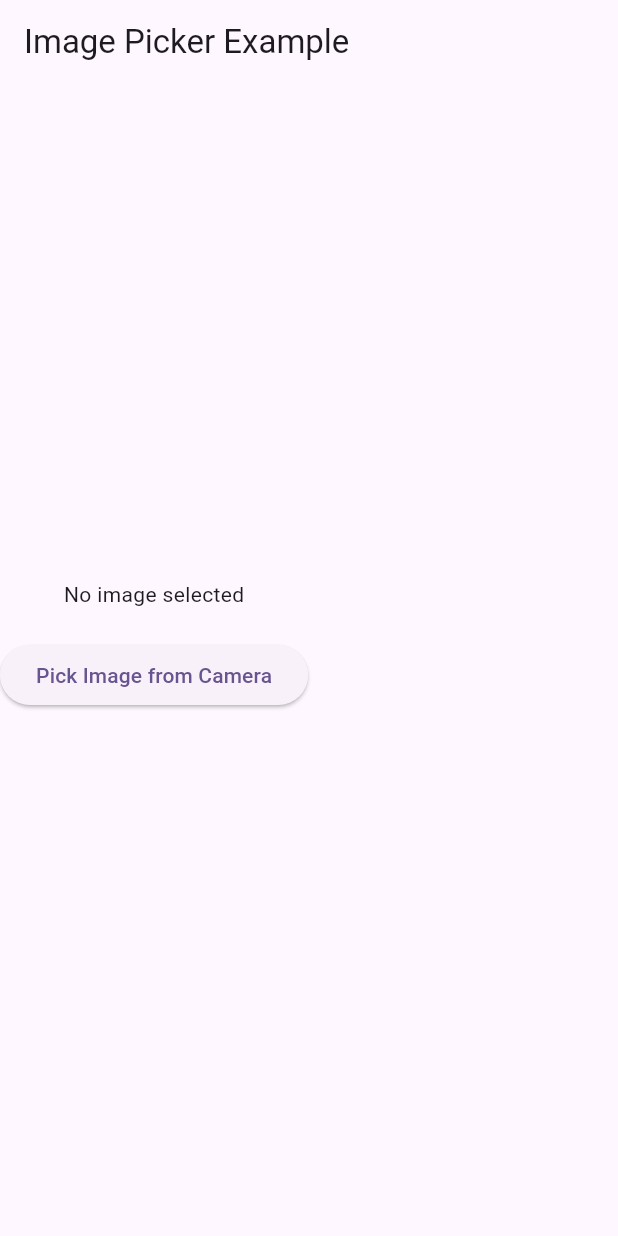
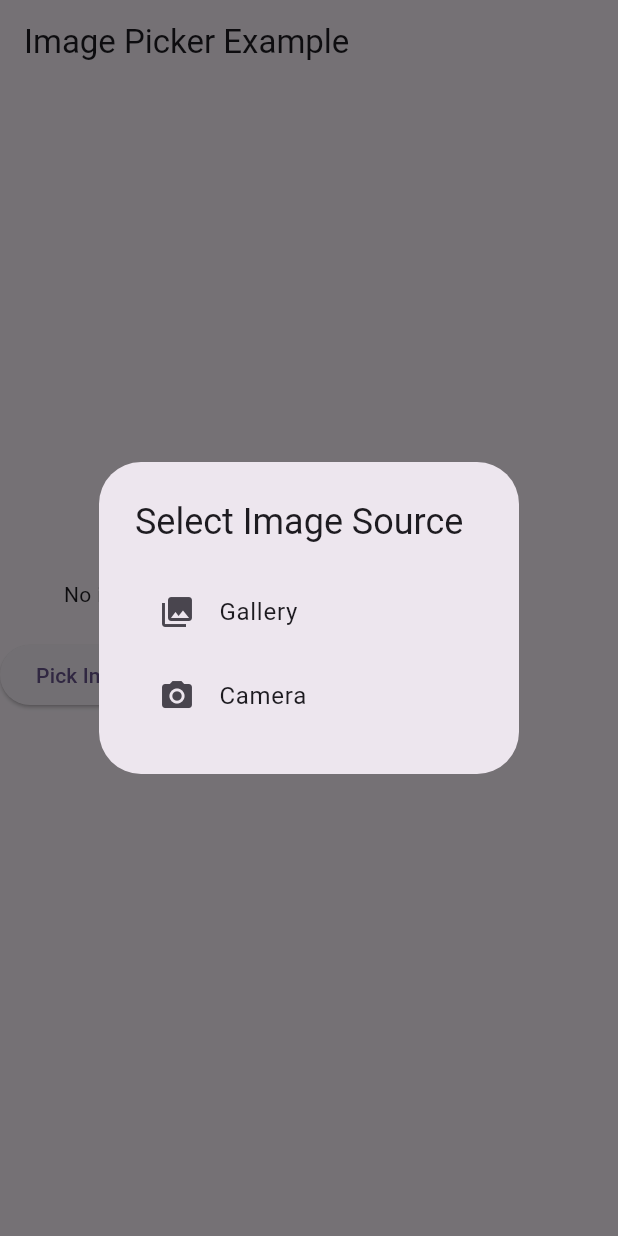
Before and after one commit to muhib95/todo_provider, a Flutter app: the screen it shows after launch, after a tap on "Pick Image from Camera", on a phone screen of 412 x 824 dp. Run offline on Flutter 3.47's test engine with Material 3 defaults, Android fonts, the phone set to English and light mode, and no system bars; our stand-ins replace image_picker, shared_preferences; missing offline and left inert: msh_checkbox.

Commit message:
image upload with gallery and camera

```diff
--- a/lib/Provider/imagepicker_provider.dart
+++ b/lib/Provider/imagepicker_provider.dart
@@ -6,11 +6,11 @@ class ImagePickerProvider with ChangeNotifier {
 
   XFile? get pickedImage => _pickedImage;
 
-  Future<void> pickImage() async {
+  Future<void> pickImage(ImageSource source) async {
     final ImagePicker picker = ImagePicker();
     try {
       final XFile? image = await picker.pickImage(
-        source: ImageSource.camera,
+        source: source,
         preferredCameraDevice: CameraDevice.front,
       );
       if (image != null) {
--- /dev/null
+++ b/lib/utils/image_source_dialogue.dart
@@ -0,0 +1,40 @@
+// Function to show the image source dialog
+import 'package:flutter/material.dart';
+import 'package:image_picker/image_picker.dart';
+import 'package:provider/provider.dart';
+
+import '../Provider/imagepicker_provider.dart';
+
+void showImageSourceDialog(BuildContext context) {
+  showDialog(
+    context: context,
+    builder: (BuildContext context) {
+      return AlertDialog(
+        title: Text("Select Image Source"),
+        content: Column(
+          mainAxisSize: MainAxisSize.min,
+          children: [
+            ListTile(
+              leading: Icon(Icons.photo_library),
+              title: Text("Gallery"),
+              onTap: () {
+                Provider.of<ImagePickerProvider>(context, listen: false)
+                    .pickImage(ImageSource.gallery);
+                Navigator.of(context).pop();
+              },
+            ),
+            ListTile(
+              leading: Icon(Icons.camera_alt),
+              title: Text("Camera"),
+              onTap: () {
+                Provider.of<ImagePickerProvider>(context, listen: false)
+                    .pickImage(ImageSource.camera);
+                Navigator.of(context).pop();
+              },
+            ),
+          ],
+        ),
+      );
+    },
+  );
+}
--- a/lib/view/image_upload/image_upload.dart
+++ b/lib/view/image_upload/image_upload.dart
@@ -3,6 +3,8 @@ import 'dart:io';
 import 'package:flutter/material.dart';
 import 'package:provider/provider.dart';
 import 'package:todo_provider/Provider/imagepicker_provider.dart';
+
+import '../../utils/image_source_dialogue.dart';
 
 class ImagePickerScreen extends StatefulWidget {
   @override
@@ -34,9 +36,7 @@ class _ImagePickerScreenState extends State<ImagePickerScreen> {
 
           // Button to pick an image
           ElevatedButton(
-            onPressed: () {
-              imagePickerProvider.pickImage();
-            },
+            onPressed: () => showImageSourceDialog(context),
             child: Text("Pick Image from Camera"),
           ),
 
```
